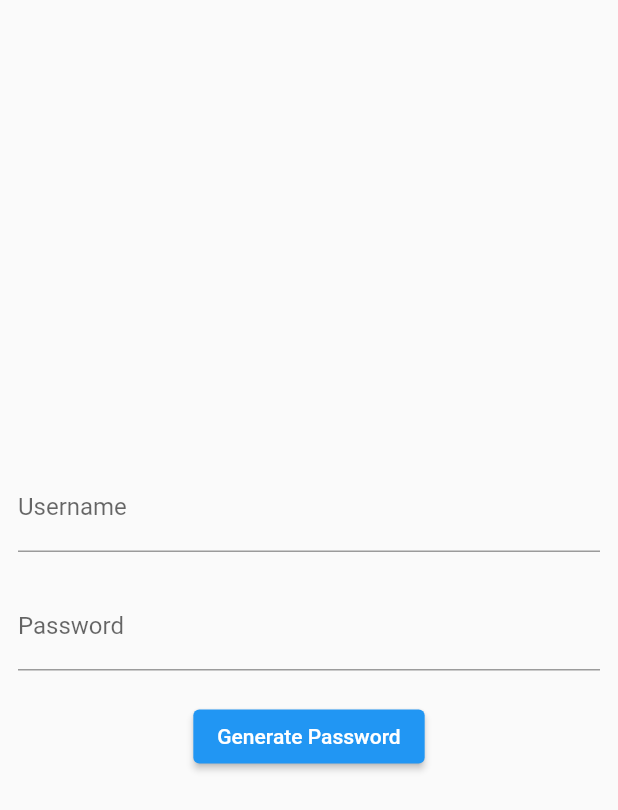
After one commit to vikilinho/passwordchecker, a Flutter app: the HomeBase screen opened directly, on a phone screen of 412 x 824 dp. The commit adds this screen. Shown: the top 810 px of the screen. Run offline on Flutter 3.47's test engine with Material 2 defaults, Android fonts, the phone set to English and light mode, and no system bars; our stand-ins replace flutter_riverpod.

Commit message:
riverpod implementation

```diff
--- /dev/null
+++ b/lib/homebase.dart
@@ -0,0 +1,79 @@
+import 'package:flutter/material.dart';
+import 'package:flutter_riverpod/flutter_riverpod.dart';
+import 'package:passwordchecker/main.dart';
+import 'package:passwordchecker/password_generator.dart';
+
+class HomeBase extends ConsumerStatefulWidget {
+  const HomeBase({super.key});
+
+  @override
+  ConsumerState<ConsumerStatefulWidget> createState() => _HomeBaseState();
+}
+
+class _HomeBaseState extends ConsumerState<HomeBase> {
+  late String _password;
+  double passwordStrength = 0;
+  String passwordInfo = "";
+  bool suggest = false;
+  final TextEditingController _usernamecontroller = TextEditingController();
+  final TextEditingController _passwordcontroller = TextEditingController();
+
+  RegExp numReg = RegExp(r".*[0-9].*");
+  RegExp letterReg = RegExp(r".*[A-Za-z].*");
+
+  void checkPassword(String? password) {
+    _password = password.toString().trim();
+    if (_password.length == 0) {
+      passwordInfo = "Please enter a password.";
+      passwordStrength = 1;
+    } else if (_password.length < 6) {
+      passwordInfo = "Your password is too short";
+      passwordStrength = 6;
+    }
+  }
+
+  @override
+  Widget build(BuildContext context) {
+    return Scaffold(
+      body: SafeArea(
+        child: Padding(
+          padding: const EdgeInsets.all(12.0),
+          child: Column(
+            mainAxisAlignment: MainAxisAlignment.center,
+            // ignore: prefer_const_literals_to_create_immutables
+            children: [
+              TextField(
+                controller: _usernamecontroller,
+                decoration: const InputDecoration(
+                  label: Text("Username"),
+                ),
+              ),
+              const SizedBox(
+                height: 20,
+              ),
+              // ignore: prefer_const_constructors
+              TextField(
+                controller: _passwordcontroller,
+                decoration: const InputDecoration(
+                  label: Text("Password"),
+                ),
+              ),
+              Visibility(
+                  visible: suggest, child: Text("Suggestion: $passwordText")),
+
+              const SizedBox(
+                height: 20,
+              ),
+              ElevatedButton(
+                  onPressed: () => setState(() {
+                        suggest = true;
+                        generatePassword(true, true, true, true, 10);
+                      }),
+                  child: const Text("Generate Password"))
+            ],
+          ),
+        ),
+      ),
+    );
+  }
+}
--- a/lib/main.dart
+++ b/lib/main.dart
@@ -3,7 +3,8 @@ import 'package:flutter_riverpod/flutter_riverpod.dart';
 import 'package:passwordchecker/home.dart';
 
 var passwordText = "password";
-
+// create the provider you want to use
+final helloWorldProvider = Provider<String>((ref) => 'password');
 void main() {
   runApp(const ProviderScope(child: MyApp())); //wrap with provider scope
 }
```
